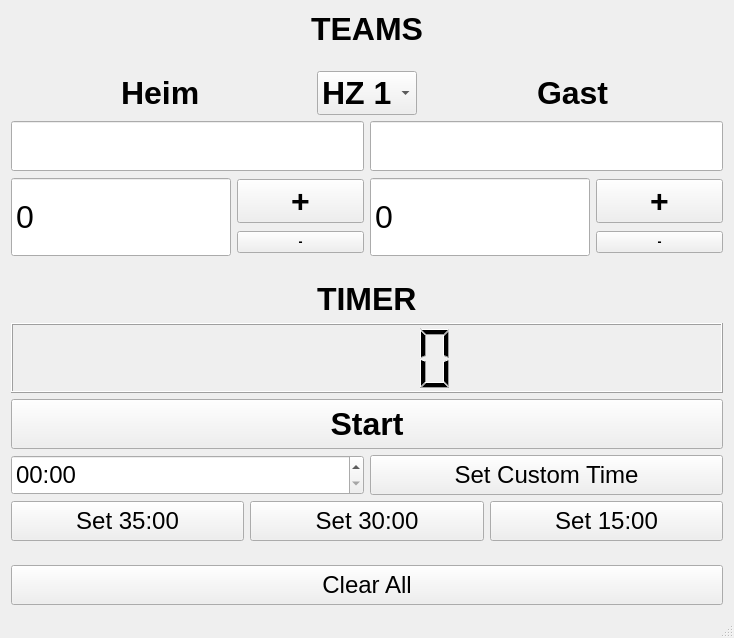
BjoernDaase/GameControl, file mainwindow.ui: the form before one commit.
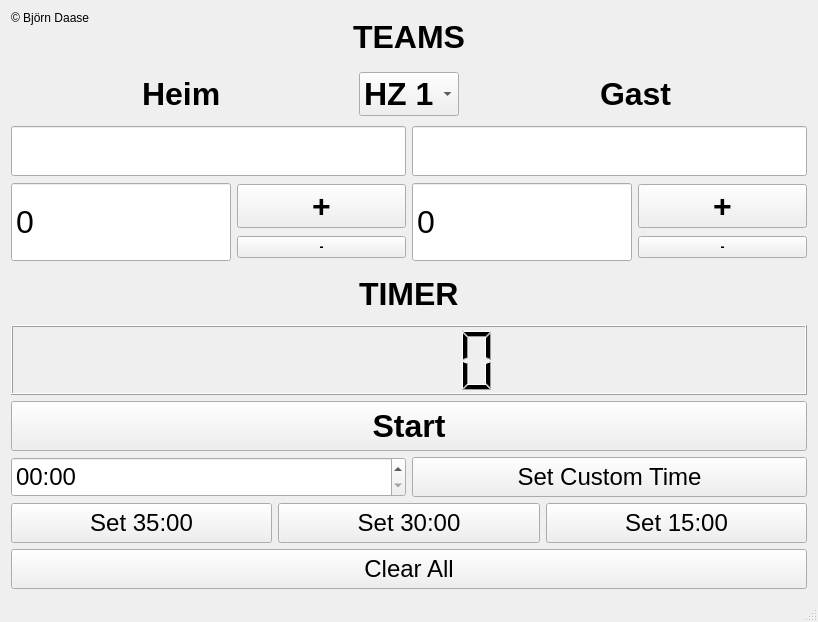
The form after the commit. Icons and pictures are not drawn.

```diff
--- a/mainwindow.ui
+++ b/mainwindow.ui
@@ -6,8 +6,8 @@
    <rect>
     <x>0</x>
     <y>0</y>
-    <width>734</width>
-    <height>638</height>
+    <width>818</width>
+    <height>622</height>
    </rect>
   </property>
   <property name="font">
@@ -24,6 +24,15 @@
   </property>
   <widget class="QWidget" name="centralWidget">
    <layout class="QVBoxLayout" name="verticalLayout">
+    <item>
+     <layout class="QHBoxLayout" name="horizontalLayout_8">
+      <item alignment="Qt::AlignLeft|Qt::AlignTop">
+       <widget class="QLabel" name="label_5">
+        <property name="text">
+         <string>© Björn Daase</string>
+        </property>
+       </widget>
+      </item>
     <item alignment="Qt::AlignHCenter">
      <widget class="QLabel" name="label_3">
       <property name="font">
@@ -38,22 +47,33 @@
       </property>
      </widget>
     </item>
-    <item>
-     <spacer name="verticalSpacer_3">
-      <property name="orientation">
-       <enum>Qt::Vertical</enum>
-      </property>
-      <property name="sizeHint" stdset="0">
+      <item alignment="Qt::AlignRight|Qt::AlignTop">
+       <widget class="QLabel" name="logoLabel">
+        <property name="maximumSize">
        <size>
-        <width>20</width>
-        <height>40</height>
-       </size>
-      </property>
-     </spacer>
+          <width>90</width>
+          <height>62</height>
+         </size>
+        </property>
+        <property name="text">
+         <string/>
+        </property>
+        <property name="pixmap">
+         <pixmap>2777.png</pixmap>
+        </property>
+        <property name="scaledContents">
+         <bool>true</bool>
+        </property>
+       </widget>
+      </item>
+     </layout>
     </item>
     <item>
      <layout class="QHBoxLayout" name="horizontalLayout_4">
-      <item alignment="Qt::AlignHCenter|Qt::AlignVCenter">
+      <property name="sizeConstraint">
+       <enum>QLayout::SetDefaultConstraint</enum>
+      </property>
+      <item alignment="Qt::AlignHCenter">
        <widget class="QLabel" name="label_2">
         <property name="font">
          <font>
@@ -99,7 +119,7 @@
         </item>
        </widget>
       </item>
-      <item alignment="Qt::AlignHCenter|Qt::AlignVCenter">
+      <item alignment="Qt::AlignHCenter">
        <widget class="QLabel" name="label">
         <property name="font">
          <font>
@@ -251,19 +271,6 @@
       </item>
      </layout>
     </item>
-    <item>
-     <spacer name="verticalSpacer">
-      <property name="orientation">
-       <enum>Qt::Vertical</enum>
-      </property>
-      <property name="sizeHint" stdset="0">
-       <size>
-        <width>20</width>
-        <height>40</height>
-       </size>
-      </property>
-     </spacer>
-    </item>
     <item alignment="Qt::AlignHCenter">
      <widget class="QLabel" name="label_4">
       <property name="font">
@@ -418,19 +425,6 @@
       </item>
      </layout>
     </item>
-    <item>
-     <spacer name="verticalSpacer_2">
-      <property name="orientation">
-       <enum>Qt::Vertical</enum>
-      </property>
-      <property name="sizeHint" stdset="0">
-       <size>
-        <width>20</width>
-        <height>40</height>
-       </size>
-      </property>
-     </spacer>
-    </item>
     <item>
      <layout class="QHBoxLayout" name="horizontalLayout">
       <item>
```
Lines whose indentation alone changed are shown as unchanged.
